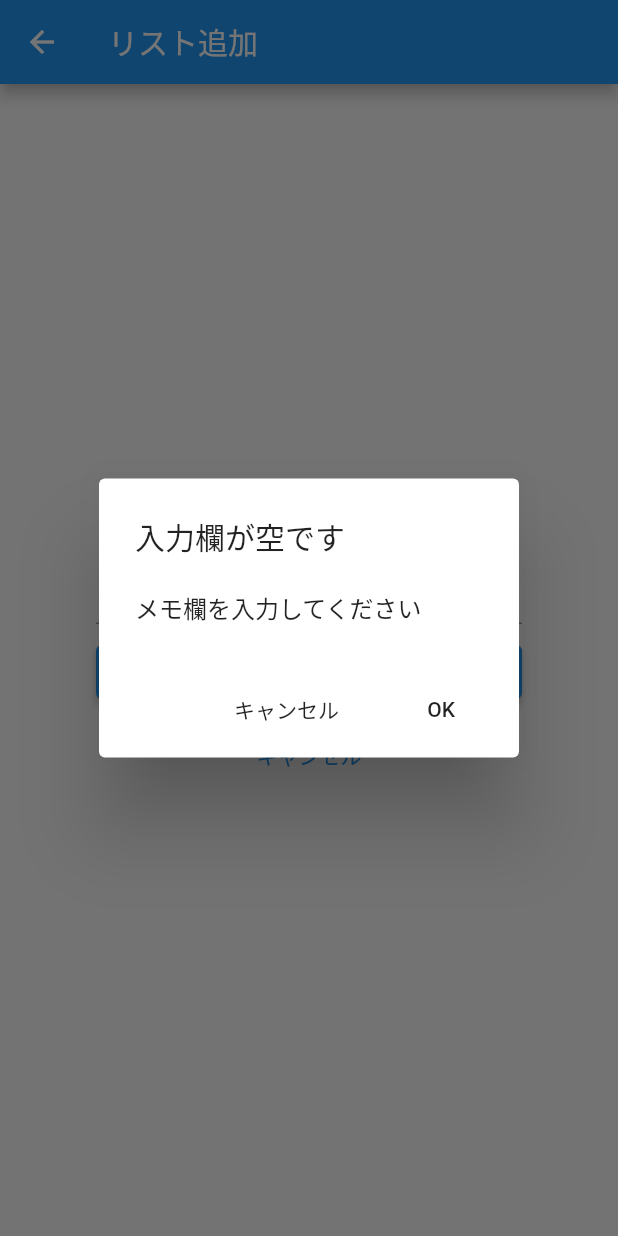
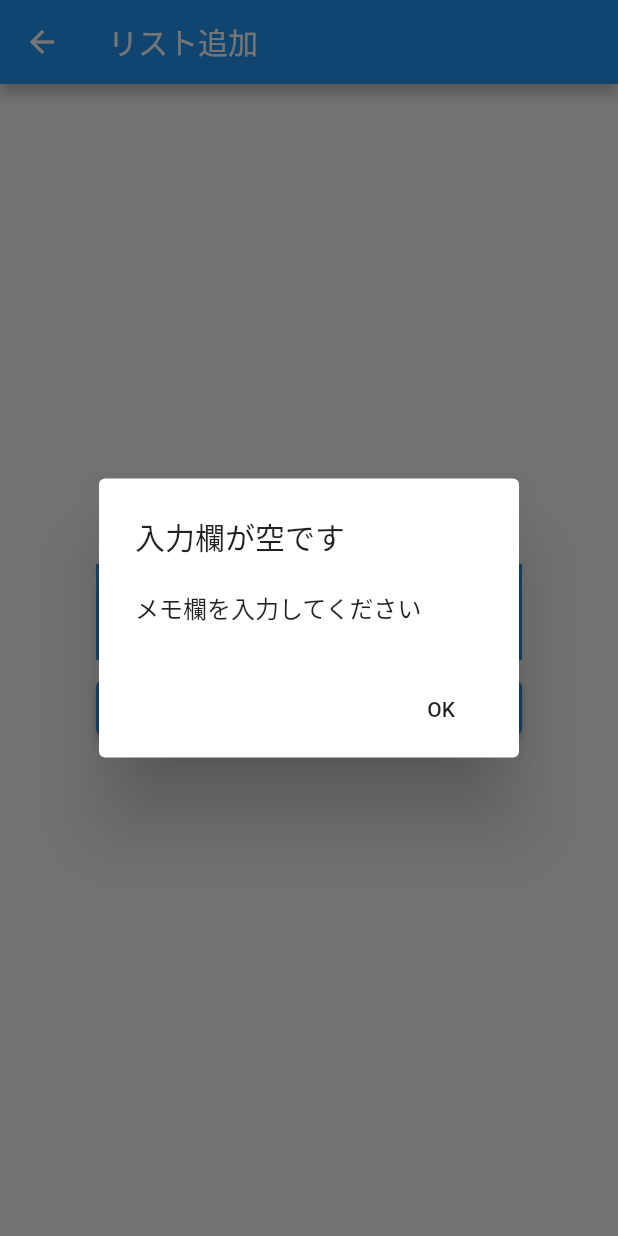
Before and after one commit to kakeru-wada/flutter_sample, a Flutter app: the TodoAddPage screen opened directly, after a tap on "リスト追加", on a phone screen of 412 x 824 dp. Run offline on Flutter 3.47's test engine with Material 2 defaults, Android fonts, the phone set to English and light mode, and no system bars.

Commit message:
'関数の名称変更/TextField→TextFormFieldに変更'

```diff
--- a/lib/src/sample_todo_app/main.dart
+++ b/lib/src/sample_todo_app/main.dart
@@ -61,7 +61,7 @@ class TodoAddPage extends StatefulWidget{
 class _TodoAddPageState extends State<TodoAddPage> {
   String _text = '';
   @override
-  ifText() async {
+  showEmptyAlertText() async {
     var result = await showDialog<int>(
       context: context,
       barrierDismissible: false,
@@ -70,10 +70,6 @@ class _TodoAddPageState extends State<TodoAddPage> {
           title: Text('入力欄が空です'),
           content: Text('メモ欄を入力してください'),
           actions: <Widget>[
-            FlatButton(
-              child: Text('キャンセル'),
-              onPressed: () => Navigator.pop(context),
-            ),
             FlatButton(
               child: Text('OK'),
               onPressed: () => Navigator.pop(context),
@@ -91,20 +87,65 @@ class _TodoAddPageState extends State<TodoAddPage> {
         child: Column(
           mainAxisAlignment: MainAxisAlignment.center,
           children: <Widget>[
-            Text(_text, style: TextStyle(color: Colors.blue),),
-            TextField(
+            TextFormField(
               decoration: InputDecoration(
-                hintText: 'メモ入力欄',
+                labelText: 'メモの内容を入力',
+                hintText: 'メモの内容を入力',
                 hintStyle: TextStyle(
                   color: Colors.grey,
+                ),
+                enabledBorder: OutlineInputBorder(
+                  borderRadius:  BorderRadius.circular(0),
+                  borderSide: BorderSide(
+                    width: 2,
+                    color: Colors.blue
+                  )
+                ),
+                border: OutlineInputBorder(
+                    borderRadius: BorderRadius.circular(0),
+                    borderSide: BorderSide(
+                        width: 2,
+                        color: Colors.blue
+                    )
+                ),
+                focusedBorder: OutlineInputBorder(
+                  borderRadius: BorderRadius.circular(0),
+                  borderSide: BorderSide(
+                    width: 2,
+                    color: Colors.blue
+                  )
+                ),
+                errorBorder: OutlineInputBorder(
+                    borderRadius: BorderRadius.circular(0),
+                    borderSide: BorderSide(
+                        width: 2,
+                        color: Colors.blue
+                    )
                 )
               ),
-              onChanged: (String value){
+              onChanged: (String value) {
                 setState(() {
                   _text = value;
                 });
               },
+              autovalidateMode: AutovalidateMode.onUserInteraction,
+              validator: (String? value) {
+                return (value != null && value.isEmpty) ? 'メモ欄を入力してください' : null;
+              },
             ),
+            // TextField(
+            //   decoration: InputDecoration(
+            //     hintText: 'メモ入力欄',
+            //     hintStyle: TextStyle(
+            //       color: Colors.grey,
+            //     )
+            //   ),
+            //   onChanged: (String value){
+            //     setState(() {
+            //       _text = value;
+            //     });
+            //   },
+            // ),
             const SizedBox(height: 8),
             Container(
               width: double.infinity,
@@ -113,22 +154,22 @@ class _TodoAddPageState extends State<TodoAddPage> {
                   if (_text != '') {
                     Navigator.of(context).pop(_text);
                   }else{
-                    ifText();
+                    showEmptyAlertText();
                   }
                 },
                 child: Text('リスト追加', style: TextStyle(color: Colors.white),),
               ),
             ),
             const SizedBox(height: 8,),
-            Container(
-              width: double.infinity,
-              child: TextButton(
-                onPressed: (){
-                  Navigator.of(context).pop();
-                },
-                child: Text('キャンセル'),
-              ),
-            )
+            // Container(
+            //   width: double.infinity,
+            //   child: TextButton(
+            //     onPressed: (){
+            //       Navigator.of(context).pop();
+            //     },
+            //     child: Text('キャンセル'),
+            //   ),
+            // )
           ],
         ),
       ),
```
